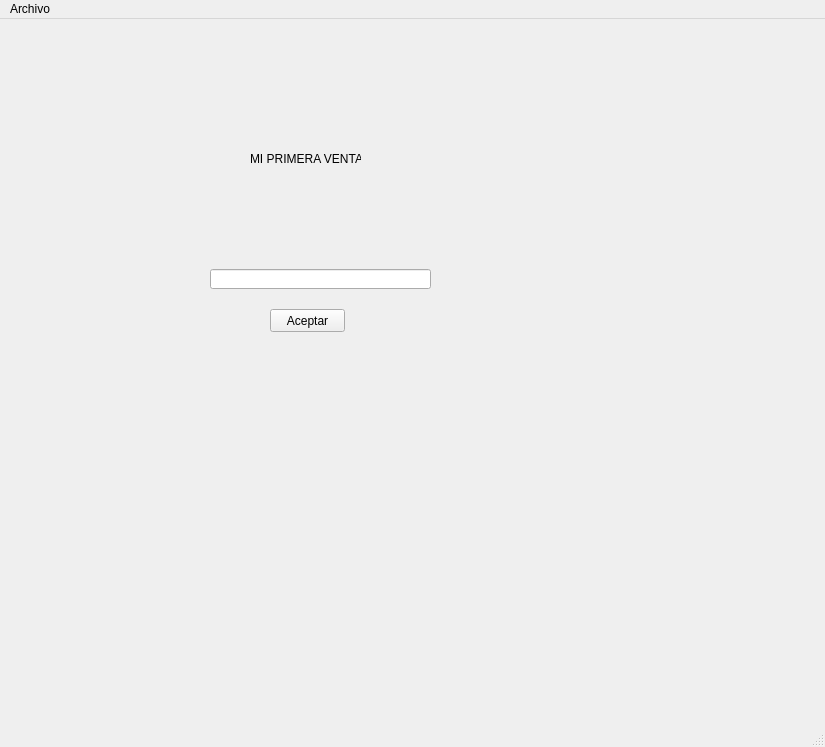
Before: the Qt Designer form window.ui in beafaro/farocarrera, drawn with Qt 5.
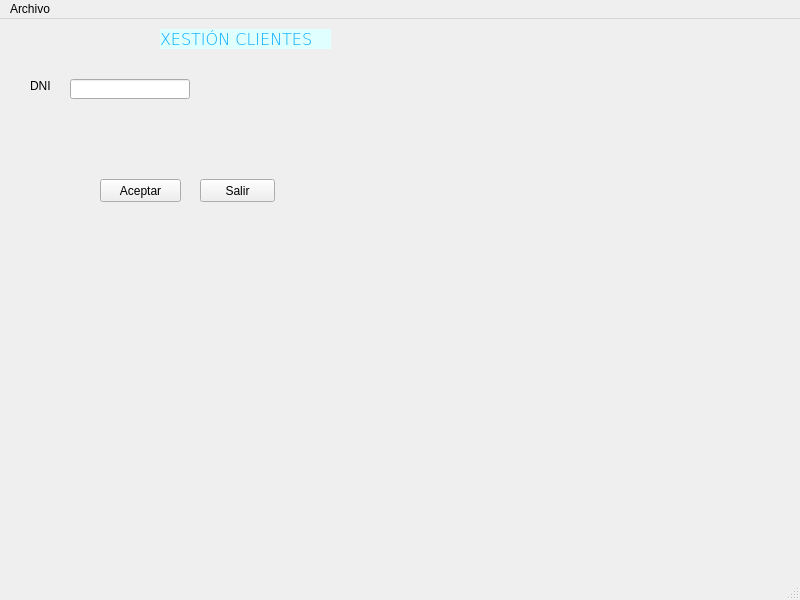
After: the same form once the commit is applied.

Commit message: Módulo Clientes

```diff
--- a/window.ui
+++ b/window.ui
@@ -6,8 +6,8 @@
    <rect>
     <x>0</x>
     <y>0</y>
-    <width>825</width>
-    <height>747</height>
+    <width>800</width>
+    <height>600</height>
    </rect>
   </property>
   <property name="windowTitle">
@@ -17,9 +17,9 @@
    <widget class="QPushButton" name="btnAceptar">
     <property name="geometry">
      <rect>
-      <x>270</x>
-      <y>290</y>
-      <width>75</width>
+      <x>100</x>
+      <y>160</y>
+      <width>81</width>
       <height>23</height>
      </rect>
     </property>
@@ -30,23 +30,76 @@
    <widget class="QLabel" name="lblTitulo">
     <property name="geometry">
      <rect>
-      <x>250</x>
-      <y>130</y>
-      <width>111</width>
+      <x>160</x>
+      <y>10</y>
+      <width>171</width>
       <height>20</height>
      </rect>
     </property>
+    <property name="font">
+     <font>
+      <family>Verdana</family>
+      <pointsize>12</pointsize>
+      <weight>9</weight>
+      <italic>false</italic>
+      <bold>false</bold>
+      <stylestrategy>PreferDefault</stylestrategy>
+     </font>
+    </property>
+    <property name="styleSheet">
+     <string notr="true">color: rgb(0, 170, 255);
+font: 75 12pt &quot;Verdana&quot;;
+background-color: rgb(224, 255, 255);
+align: center;
+</string>
+    </property>
     <property name="text">
-     <string>MI PRIMERA VENTANA</string>
+     <string>XESTIÓN CLIENTES</string>
     </property>
    </widget>
-   <widget class="QLineEdit" name="txtDatos">
+   <widget class="QPushButton" name="btnSalir">
+    <property name="geometry">
+     <rect>
+      <x>200</x>
+      <y>160</y>
+      <width>75</width>
+      <height>23</height>
+     </rect>
+    </property>
+    <property name="text">
+     <string>Salir</string>
+    </property>
+   </widget>
+   <widget class="QLabel" name="label">
+    <property name="geometry">
+     <rect>
+      <x>30</x>
+      <y>60</y>
+      <width>47</width>
+      <height>13</height>
+     </rect>
+    </property>
+    <property name="text">
+     <string>DNI</string>
+    </property>
+   </widget>
+   <widget class="QLineEdit" name="lblDNI">
+    <property name="geometry">
+     <rect>
+      <x>70</x>
+      <y>60</y>
+      <width>120</width>
+      <height>20</height>
+     </rect>
+    </property>
+   </widget>
+   <widget class="QLabel" name="lblValidoDNI">
     <property name="geometry">
      <rect>
       <x>210</x>
-      <y>250</y>
-      <width>221</width>
-      <height>20</height>
+      <y>60</y>
+      <width>47</width>
+      <height>13</height>
      </rect>
     </property>
    </widget>
@@ -56,7 +109,7 @@
     <rect>
      <x>0</x>
      <y>0</y>
-     <width>825</width>
+     <width>800</width>
      <height>21</height>
     </rect>
    </property>
```
Left out of the diff: 30 changed lines with no effect on the pictures. The commit also changes 5 other files.
